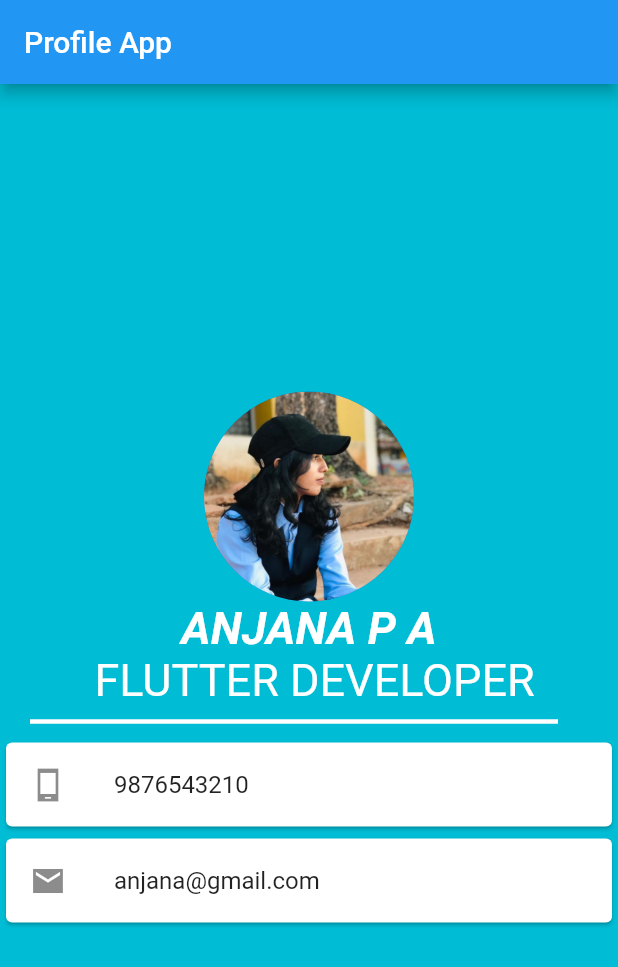
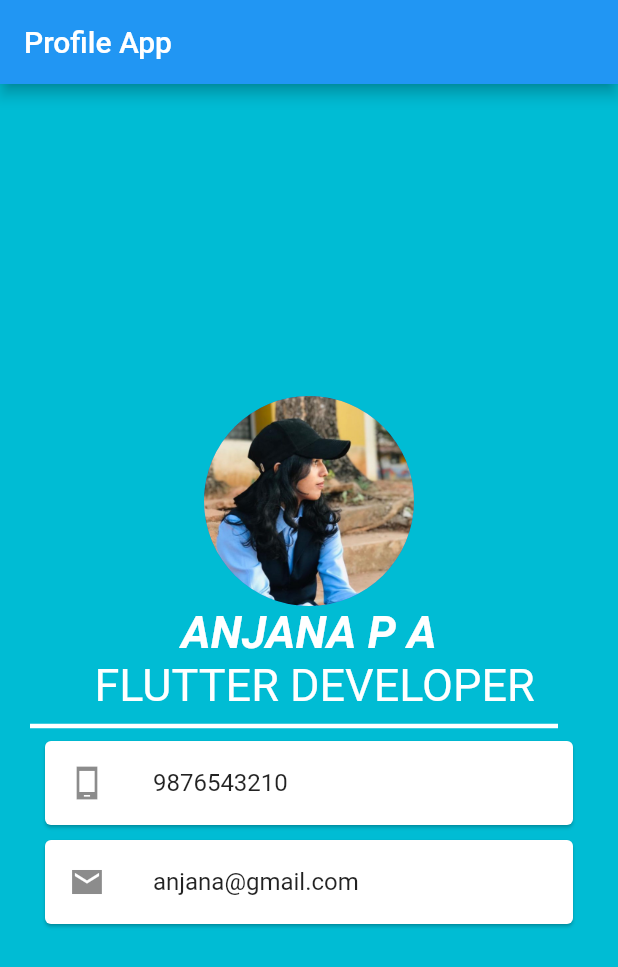
Before and after one commit to anjana-pa/person, a Flutter app: the screen it shows after launch, on a phone screen of 412 x 824 dp. Shown: the top 967 px of the screen. Run offline on Flutter 3.47's test engine with Material 2 defaults, Android fonts, the phone set to English and light mode, and no system bars.

Commit message:
first change

```diff
--- a/lib/screen/file1.dart
+++ b/lib/screen/file1.dart
@@ -33,11 +33,16 @@ class PersonalDetails extends StatelessWidget {
           color: Colors.white,
         ),
         Card(
+          margin: EdgeInsets.symmetric(horizontal: 30),
           child: ListTile(
               leading: Icon(Icons.phone_android_sharp),
               title: Text('9876543210')),
         ),
+        SizedBox(
+          height: 10,
+        ),
         Card(
+          margin: EdgeInsets.symmetric(horizontal: 30),
           child: ListTile(
             leading: Icon(Icons.email_sharp),
             title: Text('anjana@gmail.com'),
```
